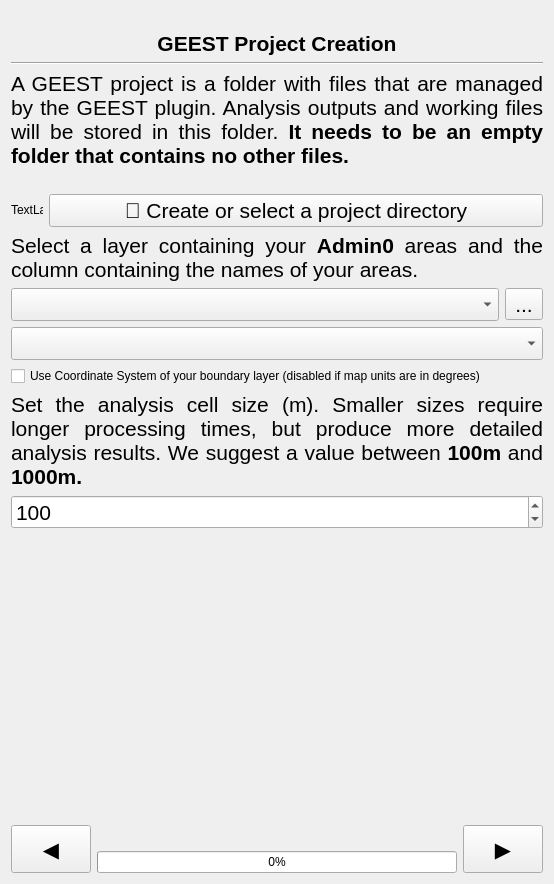
This is geest/ui/create_project_panel_base.ui in worldbank/GEEST as Qt 5 draws it before an edit. The edited form follows.
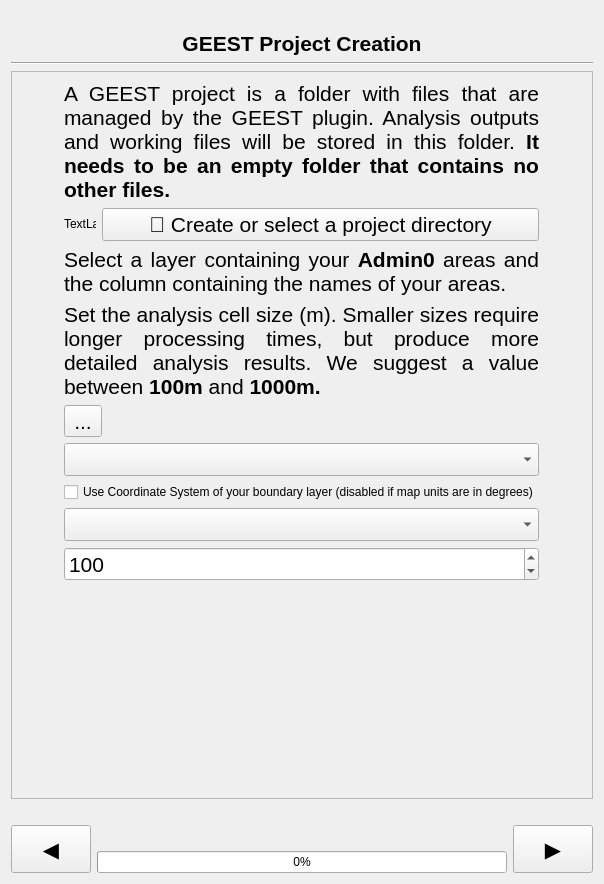
This is the edited form. Icons and pictures are not drawn. Custom widgets are drawn as their Qt base class.

Commit message: Add scroll on each page Fixes #733

The edit to the form file:
```diff
--- a/geest/ui/create_project_panel_base.ui
+++ b/geest/ui/create_project_panel_base.ui
@@ -6,7 +6,7 @@
    <rect>
     <x>0</x>
     <y>0</y>
-    <width>554</width>
+    <width>604</width>
     <height>884</height>
    </rect>
   </property>
@@ -14,61 +14,7 @@
    <string>Form</string>
   </property>
   <layout class="QGridLayout" name="gridLayout_2">
-   <item row="0" column="0" colspan="3">
-    <widget class="QLabel" name="banner_label">
-     <property name="text">
-      <string/>
-     </property>
-     <property name="pixmap">
-      <pixmap>../resources/geest-banner.png</pixmap>
-     </property>
-     <property name="scaledContents">
-      <bool>true</bool>
-     </property>
-    </widget>
-   </item>
-   <item row="1" column="0" colspan="3">
-    <widget class="QLabel" name="label_2">
-     <property name="text">
-      <string>&lt;html&gt;&lt;head/&gt;&lt;body&gt;&lt;p align=&quot;center&quot;&gt;&lt;span style=&quot; font-size:16pt; font-weight:600;&quot;&gt;GEEST Project Creation&lt;/span&gt;&lt;/p&gt;&lt;/body&gt;&lt;/html&gt;</string>
-     </property>
-     <property name="textFormat">
-      <enum>Qt::RichText</enum>
-     </property>
-     <property name="alignment">
-      <set>Qt::AlignCenter</set>
-     </property>
-     <property name="wordWrap">
-      <bool>true</bool>
-     </property>
-    </widget>
-   </item>
-   <item row="2" column="0" colspan="3">
-    <widget class="Line" name="line">
-     <property name="orientation">
-      <enum>Qt::Horizontal</enum>
-     </property>
-    </widget>
-   </item>
-   <item row="3" column="0" colspan="3">
-    <widget class="QLabel" name="label_3">
-     <property name="font">
-      <font>
-       <pointsize>16</pointsize>
-      </font>
-     </property>
-     <property name="text">
-      <string>&lt;html&gt;&lt;head/&gt;&lt;body&gt;&lt;p&gt;A GEEST project is a folder with files that are managed by the GEEST plugin. Analysis outputs and working files will be stored in this folder. &lt;span style=&quot; font-weight:600;&quot;&gt;It needs to be an empty folder that contains no other files.&lt;/span&gt;&lt;/p&gt;&lt;/body&gt;&lt;/html&gt;</string>
-     </property>
-     <property name="alignment">
-      <set>Qt::AlignJustify|Qt::AlignTop</set>
-     </property>
-     <property name="wordWrap">
-      <bool>true</bool>
-     </property>
-    </widget>
-   </item>
-   <item row="4" column="0">
+   <item row="5" column="0">
     <widget class="QLabel" name="project_path_label">
      <property name="sizePolicy">
       <sizepolicy hsizetype="Preferred" vsizetype="Minimum">
@@ -81,150 +27,14 @@
      </property>
     </widget>
    </item>
-   <item row="5" column="0" colspan="3">
-    <layout class="QHBoxLayout" name="horizontalLayout_2">
-     <item>
-      <widget class="QLabel" name="folder_status_label">
-       <property name="maximumSize">
-        <size>
-         <width>32</width>
-         <height>32</height>
-        </size>
-       </property>
-       <property name="text">
-        <string>TextLabel</string>
-       </property>
-       <property name="scaledContents">
-        <bool>true</bool>
-       </property>
-      </widget>
-     </item>
-     <item>
-      <widget class="QPushButton" name="create_project_directory_button">
-       <property name="font">
-        <font>
-         <pointsize>16</pointsize>
-        </font>
-       </property>
-       <property name="text">
-        <string>📂 Create or select a project directory</string>
-       </property>
-      </widget>
-     </item>
-    </layout>
-   </item>
-   <item row="6" column="0" colspan="3">
-    <widget class="QLabel" name="label_6">
-     <property name="font">
-      <font>
-       <pointsize>16</pointsize>
-      </font>
-     </property>
-     <property name="text">
-      <string>&lt;html&gt;&lt;head/&gt;&lt;body&gt;&lt;p align=&quot;justify&quot;&gt;Select a layer containing your &lt;span style=&quot; font-weight:600;&quot;&gt;Admin0&lt;/span&gt; areas and the column containing the names of your areas.&lt;/p&gt;&lt;/body&gt;&lt;/html&gt;</string>
-     </property>
-     <property name="alignment">
-      <set>Qt::AlignLeading|Qt::AlignLeft|Qt::AlignTop</set>
-     </property>
-     <property name="wordWrap">
-      <bool>true</bool>
-     </property>
-    </widget>
-   </item>
-   <item row="7" column="0" colspan="2">
-    <widget class="QgsMapLayerComboBox" name="layer_combo">
-     <property name="font">
-      <font>
-       <pointsize>16</pointsize>
-      </font>
-     </property>
-    </widget>
-   </item>
-   <item row="7" column="2">
-    <widget class="QToolButton" name="load_boundary_button">
-     <property name="font">
-      <font>
-       <pointsize>16</pointsize>
-      </font>
-     </property>
-     <property name="text">
-      <string>...</string>
-     </property>
-    </widget>
-   </item>
-   <item row="8" column="0" colspan="3">
-    <widget class="QgsFieldComboBox" name="field_combo">
-     <property name="font">
-      <font>
-       <pointsize>16</pointsize>
-      </font>
-     </property>
-    </widget>
-   </item>
-   <item row="9" column="0" colspan="3">
-    <widget class="QCheckBox" name="use_boundary_crs">
-     <property name="text">
-      <string>Use Coordinate System of your boundary layer (disabled if map units are in degrees)</string>
-     </property>
-    </widget>
-   </item>
-   <item row="10" column="0" colspan="3">
-    <widget class="QLabel" name="label">
-     <property name="enabled">
-      <bool>true</bool>
-     </property>
-     <property name="text">
-      <string>&lt;html&gt;&lt;head/&gt;&lt;body&gt;&lt;p align=&quot;justify&quot;&gt;&lt;span style=&quot; font-size:16pt;&quot;&gt;Set the analysis cell size (m). Smaller sizes require longer processing times, but produce more detailed analysis results. We suggest a value between &lt;/span&gt;&lt;span style=&quot; font-size:16pt; font-weight:600;&quot;&gt;100m&lt;/span&gt;&lt;span style=&quot; font-size:16pt;&quot;&gt; and &lt;/span&gt;&lt;span style=&quot; font-size:16pt; font-weight:600;&quot;&gt;1000m.&lt;/span&gt;&lt;/p&gt;&lt;/body&gt;&lt;/html&gt;</string>
-     </property>
-     <property name="textFormat">
-      <enum>Qt::RichText</enum>
-     </property>
-     <property name="alignment">
-      <set>Qt::AlignLeading|Qt::AlignLeft|Qt::AlignTop</set>
-     </property>
-     <property name="wordWrap">
-      <bool>true</bool>
-     </property>
-    </widget>
-   </item>
-   <item row="11" column="0" colspan="3">
-    <widget class="QSpinBox" name="cell_size_spinbox">
-     <property name="enabled">
-      <bool>true</bool>
-     </property>
-     <property name="font">
-      <font>
-       <pointsize>16</pointsize>
-      </font>
-     </property>
-     <property name="minimum">
-      <number>1</number>
-     </property>
-     <property name="maximum">
-      <number>100000</number>
-     </property>
-     <property name="singleStep">
-      <number>100</number>
-     </property>
-     <property name="value">
-      <number>100</number>
-     </property>
-    </widget>
-   </item>
-   <item row="12" column="1">
-    <spacer name="verticalSpacer">
+   <item row="3" column="0" colspan="2">
+    <widget class="Line" name="line">
      <property name="orientation">
-      <enum>Qt::Vertical</enum>
+      <enum>Qt::Horizontal</enum>
      </property>
-     <property name="sizeHint" stdset="0">
-      <size>
-       <width>20</width>
-       <height>40</height>
-      </size>
-     </property>
-    </spacer>
+    </widget>
    </item>
-   <item row="13" column="0" colspan="3">
+   <item row="13" column="0" colspan="2">
     <layout class="QGridLayout" name="gridLayout">
      <item row="0" column="0" rowspan="2">
       <widget class="QPushButton" name="previous_button">
@@ -296,6 +106,215 @@
      </item>
     </layout>
    </item>
+   <item row="0" column="0" colspan="2">
+    <widget class="QLabel" name="banner_label">
+     <property name="text">
+      <string/>
+     </property>
+     <property name="pixmap">
+      <pixmap>../resources/geest-banner.png</pixmap>
+     </property>
+     <property name="scaledContents">
+      <bool>true</bool>
+     </property>
+    </widget>
+   </item>
+   <item row="4" column="0" colspan="2">
+    <widget class="QScrollArea" name="scrollArea">
+     <property name="widgetResizable">
+      <bool>true</bool>
+     </property>
+     <widget class="QWidget" name="scrollAreaWidgetContents">
+      <property name="geometry">
+       <rect>
+        <x>0</x>
+        <y>0</y>
+        <width>584</width>
+        <height>653</height>
+       </rect>
+      </property>
+      <layout class="QGridLayout" name="gridLayout_3">
+       <item row="7" column="0">
+        <widget class="QgsMapLayerComboBox" name="layer_combo">
+         <property name="font">
+          <font>
+           <pointsize>16</pointsize>
+          </font>
+         </property>
+        </widget>
+       </item>
+       <item row="8" column="0">
+        <widget class="QSpinBox" name="cell_size_spinbox">
+         <property name="enabled">
+          <bool>true</bool>
+         </property>
+         <property name="font">
+          <font>
+           <pointsize>16</pointsize>
+          </font>
+         </property>
+         <property name="minimum">
+          <number>1</number>
+         </property>
+         <property name="maximum">
+          <number>100000</number>
+         </property>
+         <property name="singleStep">
+          <number>100</number>
+         </property>
+         <property name="value">
+          <number>100</number>
+         </property>
+        </widget>
+       </item>
+       <item row="4" column="0">
+        <widget class="QToolButton" name="load_boundary_button">
+         <property name="font">
+          <font>
+           <pointsize>16</pointsize>
+          </font>
+         </property>
+         <property name="text">
+          <string>...</string>
+         </property>
+        </widget>
+       </item>
+       <item row="0" column="0">
+        <widget class="QLabel" name="label_3">
+         <property name="font">
+          <font>
+           <pointsize>16</pointsize>
+          </font>
+         </property>
+         <property name="text">
+          <string>&lt;html&gt;&lt;head/&gt;&lt;body&gt;&lt;p&gt;A GEEST project is a folder with files that are managed by the GEEST plugin. Analysis outputs and working files will be stored in this folder. &lt;span style=&quot; font-weight:600;&quot;&gt;It needs to be an empty folder that contains no other files.&lt;/span&gt;&lt;/p&gt;&lt;/body&gt;&lt;/html&gt;</string>
+         </property>
+         <property name="alignment">
+          <set>Qt::AlignJustify|Qt::AlignTop</set>
+         </property>
+         <property name="wordWrap">
+          <bool>true</bool>
+         </property>
+        </widget>
+       </item>
+       <item row="2" column="0">
+        <widget class="QLabel" name="label_6">
+         <property name="font">
+          <font>
+           <pointsize>16</pointsize>
+          </font>
+         </property>
+         <property name="text">
+          <string>&lt;html&gt;&lt;head/&gt;&lt;body&gt;&lt;p align=&quot;justify&quot;&gt;Select a layer containing your &lt;span style=&quot; font-weight:600;&quot;&gt;Admin0&lt;/span&gt; areas and the column containing the names of your areas.&lt;/p&gt;&lt;/body&gt;&lt;/html&gt;</string>
+         </property>
+         <property name="alignment">
+          <set>Qt::AlignLeading|Qt::AlignLeft|Qt::AlignTop</set>
+         </property>
+         <property name="wordWrap">
+          <bool>true</bool>
+         </property>
+        </widget>
+       </item>
+       <item row="6" column="0">
+        <widget class="QCheckBox" name="use_boundary_crs">
+         <property name="text">
+          <string>Use Coordinate System of your boundary layer (disabled if map units are in degrees)</string>
+         </property>
+        </widget>
+       </item>
+       <item row="1" column="0">
+        <layout class="QHBoxLayout" name="horizontalLayout_2">
+         <item>
+          <widget class="QLabel" name="folder_status_label">
+           <property name="maximumSize">
+            <size>
+             <width>32</width>
+             <height>32</height>
+            </size>
+           </property>
+           <property name="text">
+            <string>TextLabel</string>
+           </property>
+           <property name="scaledContents">
+            <bool>true</bool>
+           </property>
+          </widget>
+         </item>
+         <item>
+          <widget class="QPushButton" name="create_project_directory_button">
+           <property name="font">
+            <font>
+             <pointsize>16</pointsize>
+            </font>
+           </property>
+           <property name="text">
+            <string>📂 Create or select a project directory</string>
+           </property>
+          </widget>
+         </item>
+        </layout>
+       </item>
+       <item row="3" column="0">
+        <widget class="QLabel" name="label">
+         <property name="enabled">
+          <bool>true</bool>
+         </property>
+         <property name="text">
+          <string>&lt;html&gt;&lt;head/&gt;&lt;body&gt;&lt;p align=&quot;justify&quot;&gt;&lt;span style=&quot; font-size:16pt;&quot;&gt;Set the analysis cell size (m). Smaller sizes require longer processing times, but produce more detailed analysis results. We suggest a value between &lt;/span&gt;&lt;span style=&quot; font-size:16pt; font-weight:600;&quot;&gt;100m&lt;/span&gt;&lt;span style=&quot; font-size:16pt;&quot;&gt; and &lt;/span&gt;&lt;span style=&quot; font-size:16pt; font-weight:600;&quot;&gt;1000m.&lt;/span&gt;&lt;/p&gt;&lt;/body&gt;&lt;/html&gt;</string>
+         </property>
+         <property name="textFormat">
+          <enum>Qt::RichText</enum>
+         </property>
+         <property name="alignment">
+          <set>Qt::AlignLeading|Qt::AlignLeft|Qt::AlignTop</set>
+         </property>
+         <property name="wordWrap">
+          <bool>true</bool>
+         </property>
+        </widget>
+       </item>
+       <item row="5" column="0">
+        <widget class="QgsFieldComboBox" name="field_combo">
+         <property name="font">
+          <font>
+           <pointsize>16</pointsize>
+          </font>
+         </property>
+        </widget>
+       </item>
+       <item row="9" column="0">
+        <spacer name="verticalSpacer">
+         <property name="orientation">
+          <enum>Qt::Vertical</enum>
+         </property>
+         <property name="sizeHint" stdset="0">
+          <size>
+           <width>20</width>
+           <height>40</height>
+          </size>
+         </property>
+        </spacer>
+       </item>
+      </layout>
+     </widget>
+    </widget>
+   </item>
+   <item row="1" column="0" colspan="2">
+    <widget class="QLabel" name="label_2">
+     <property name="text">
+      <string>&lt;html&gt;&lt;head/&gt;&lt;body&gt;&lt;p align=&quot;center&quot;&gt;&lt;span style=&quot; font-size:16pt; font-weight:600;&quot;&gt;GEEST Project Creation&lt;/span&gt;&lt;/p&gt;&lt;/body&gt;&lt;/html&gt;</string>
+     </property>
+     <property name="textFormat">
+      <enum>Qt::RichText</enum>
+     </property>
+     <property name="alignment">
+      <set>Qt::AlignCenter</set>
+     </property>
+     <property name="wordWrap">
+      <bool>true</bool>
+     </property>
+    </widget>
+   </item>
   </layout>
  </widget>
  <customwidgets>
```
The commit also changes 4 other files.
